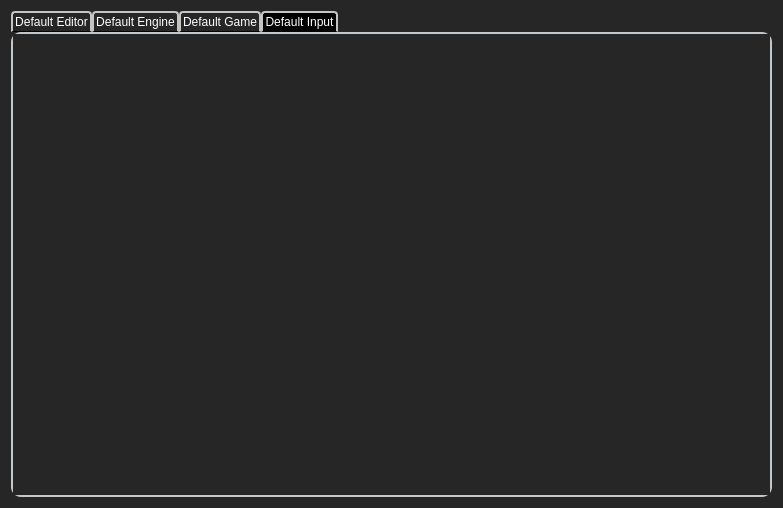
Kiukey/UnrealManager, file WindowProjectSettings.ui: the form before one commit.
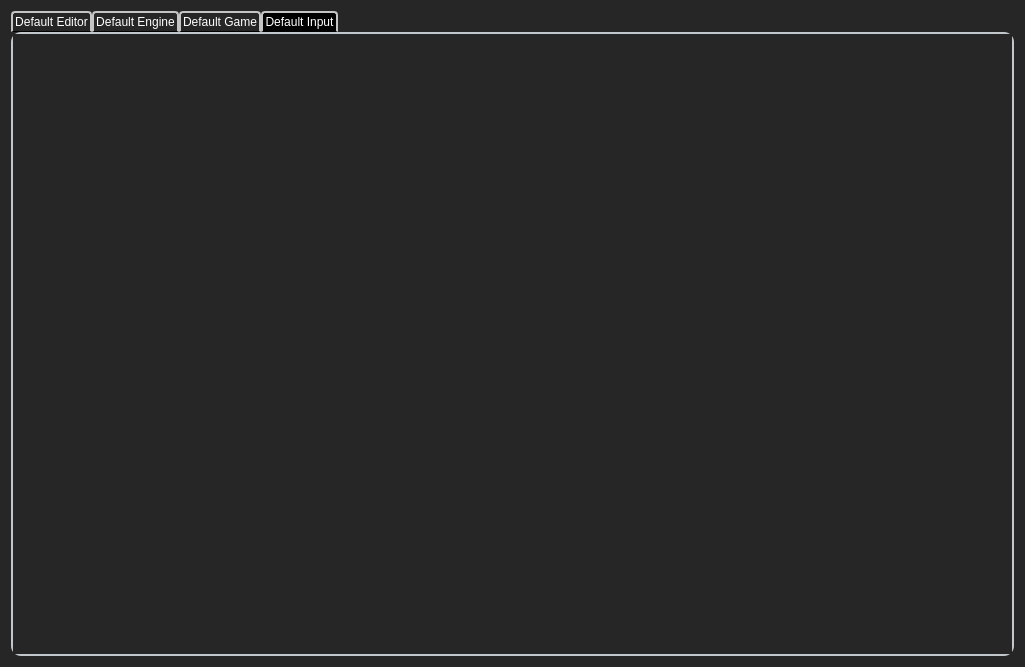
The form after the commit. The open tabs and pages were chosen to show the change.

Commit message: facilitating the means to add a new module or new settings to the list

Patch:
```diff
--- a/WindowProjectSettings.ui
+++ b/WindowProjectSettings.ui
@@ -6,8 +6,8 @@
    <rect>
     <x>0</x>
     <y>0</y>
-    <width>783</width>
-    <height>508</height>
+    <width>1025</width>
+    <height>667</height>
    </rect>
   </property>
   <property name="windowTitle">
@@ -18,7 +18,26 @@
 {
 	background-color:#262626
 }
-</string>
+
+QPushButton
+{
+border-radius : 10px;
+border : 2px solid #585858;
+color : white
+}
+
+QPushButton:enabled
+{
+ background-color: #6E6E6E;
+  border: 2px solid #6E6E6E;
+  border-radius: 10px;
+}
+
+QPushButton:hover:!pressed
+{
+ background-color: #999999;
+color:black
+}</string>
   </property>
   <layout class="QVBoxLayout" name="verticalLayout">
    <item>
@@ -196,8 +215,8 @@
            <rect>
             <x>0</x>
             <y>0</y>
-            <width>743</width>
-            <height>445</height>
+            <width>985</width>
+            <height>604</height>
            </rect>
           </property>
          </widget>
```
Left out of the diff: 14 changed lines with no effect on the pictures. The commit also changes 23 other files.
